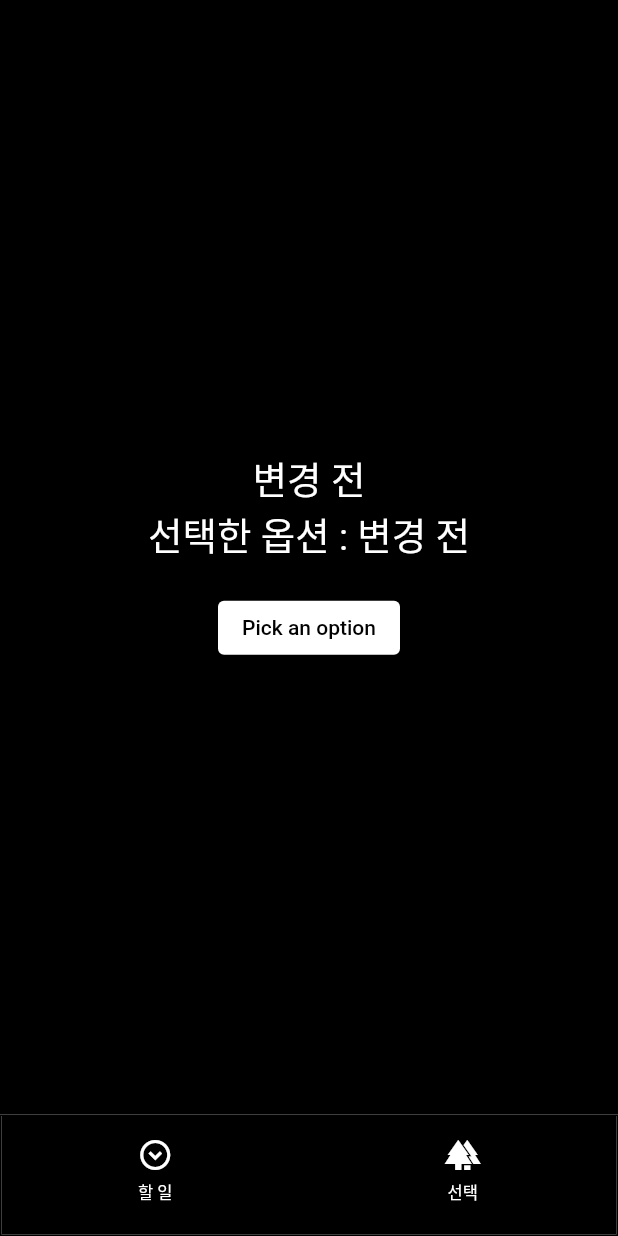
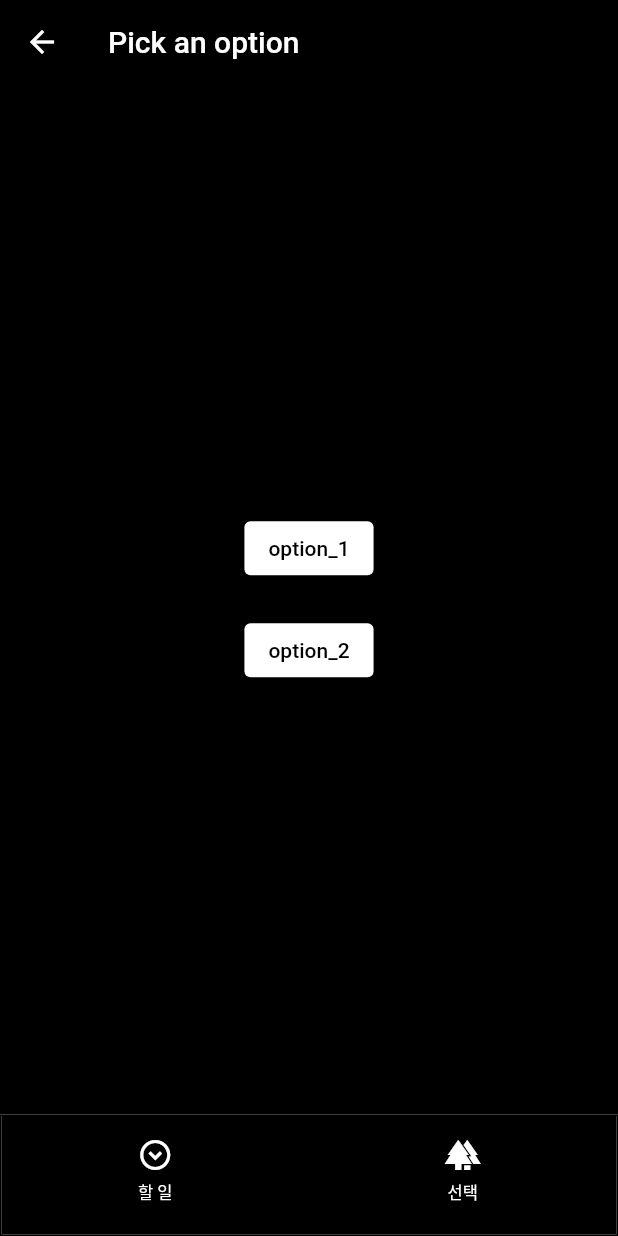
Before and after one commit to Chipmunk-Woori/refactoring_todolist, a Flutter app: the screen it shows after launch, item 2 of the bottom bar chosen, after a tap on "Pick an option", on a phone screen of 412 x 824 dp. Run offline on Flutter 3.47's test engine with Material 2 defaults, Android fonts, the phone set to English and light mode, and no system bars; our stand-ins replace fluttertoast, get.

Commit message:
1차 완성

```diff
--- a/lib/common/bottom_navigation_controller.dart
+++ b/lib/common/bottom_navigation_controller.dart
@@ -1,9 +1,7 @@
 import 'package:flutter/material.dart';
 import 'package:get/get.dart';
-import 'package:refactoring_todolist/common/assets_manager.dart';
 import 'package:refactoring_todolist/section/todolist/views/screen/todolist_screen.dart';
 import 'package:refactoring_todolist/section/selected_option/views/screen/selected_option_screen.dart';
-import 'package:refactoring_todolist/common/assets_manager.dart';
 import 'package:refactoring_todolist/common/style/text_style.dart';
 
 class BottomNavigationController extends GetxController {
@@ -13,8 +11,7 @@ class BottomNavigationController extends GetxController {
 
   List<String> navigationBarTitleList = ['할 일', '선택'];
 
-  late List<GlobalKey<NavigatorState>>
-      navigatorKeyList; //late : 값의 초기화를 뒤로 미루지만, null 사용 방지
+  late List<GlobalKey<NavigatorState>> navigatorKeyList; //late : 값의 초기화를 뒤로 미루지만, null 사용 방지
   //Stateful 위젯의 순서나 개수를 변경할 때 Key가 중요한 역할 함.
   //GlobalKey 사용 목적 2가지
   //1.위젯이 상태를 잃지 않으면서 부모를 바꿀 수 있도록 해줌.
@@ -28,7 +25,8 @@ class BottomNavigationController extends GetxController {
   @override
   void onInit() {
     navigatorKeyList = List.generate(
-        screenWidget.length, (index) => GlobalKey<NavigatorState>());
+      screenWidget.length, (index) => GlobalKey<NavigatorState>()
+    );
 
     bottomWidgetList = [
       defaultItem(
@@ -49,11 +47,11 @@ class BottomNavigationController extends GetxController {
   //페이지
   final List screenWidget = [const TodolistScreen(), const SelectedOptionScreen()];
 
-  BottomNavigationBarItem defaultItem(
-      {required IconData icon,
-      required IconData activeIcon,
-      required String label}) {
-    return BottomNavigationBarItem(
+  BottomNavigationBarItem defaultItem({
+    required IconData icon,
+    required IconData activeIcon,
+    required String label}) {
+      return BottomNavigationBarItem(
         label: label,
         icon: Column(
           children: [
@@ -63,8 +61,7 @@ class BottomNavigationController extends GetxController {
             ),
             Text(
               label,
-              // ignore: prefer_const_constructors
-              style: TextStyle(fontSize: fontSize11, color: Colors.white),
+              style: const TextStyle(fontSize: fontSize11, color: Colors.white),
             )
           ],
         ),
@@ -76,11 +73,11 @@ class BottomNavigationController extends GetxController {
             ),
             Text(
               label,
-              // ignore: prefer_const_constructors
-              style: TextStyle(fontSize: fontSize11, color: Colors.white),
+              style: const TextStyle(fontSize: fontSize11, color: Colors.white),
             )
           ],
-        ));
+        )
+      );
   }
 
   Widget get currenPage => screenWidget[currentIndex.value];
--- a/lib/section/selected_option/get_x/selected_option_logic.dart
+++ b/lib/section/selected_option/get_x/selected_option_logic.dart
@@ -4,7 +4,7 @@ import 'package:refactoring_todolist/section/selected_option/get_x/selected_opti
 class SelectedOptionLogic extends GetxController {
   final SelectedOptionState selectedOptionState = SelectedOptionState();
 
-  void changeOption(String option) {
-    selectedOptionState.selectedOption = selectedOptionState.selectedOption.copyWith(selectedOption: option);
+  void change(int index) {
+    selectedOptionState.changeOption(index);
   }
 }
--- a/lib/section/selected_option/get_x/selected_option_state.dart
+++ b/lib/section/selected_option/get_x/selected_option_state.dart
@@ -3,10 +3,10 @@ import 'package:get/get.dart';
 class SelectedOptionState {
   SelectedOptionState();
 
-  RxString selectedOption = '변경 전'.obs;
+  RxInt selectedOption = 3.obs;
   RxList options = ['option_1','option_2'].obs;
 
-  void changeOption(String option) {
-    selectedOption = option as RxString;
+  void changeOption(int index) {
+    selectedOption(index); //반응형 상태 변수 값 변경
   }
 }
--- /dev/null
+++ b/lib/section/selected_option/views/screen/pick_screen.dart
@@ -0,0 +1,56 @@
+import 'package:flutter/material.dart';
+import 'package:refactoring_todolist/section/selected_option/get_x/selected_option_logic.dart';
+import 'package:get/get.dart';
+
+class PickScreen extends StatelessWidget {
+  const PickScreen({super.key});
+
+  @override
+  Widget build(BuildContext context) {
+    final controller = Get.put(SelectedOptionLogic());
+
+    return Scaffold(
+      appBar: AppBar(
+        title: const Text('Pick an option'),
+        backgroundColor: Colors.black,
+      ),
+
+      body: Container(
+        color: Colors.black,
+        width: double.infinity,
+        height: double.infinity,
+        child: Obx((){
+          return Column(
+            mainAxisAlignment: MainAxisAlignment.center,
+            crossAxisAlignment: CrossAxisAlignment.center,
+            children: [
+              ElevatedButton(
+                style: ElevatedButton.styleFrom(
+                  backgroundColor: Colors.white,
+                ),
+                onPressed: (){
+                  controller.change(0);
+                  Navigator.pop(context);
+                },
+                child: Text('${controller.selectedOptionState.options[0]}', style: const TextStyle(color: Colors.black))
+              ),
+
+              const SizedBox(height: 20,),
+
+              ElevatedButton(
+                style: ElevatedButton.styleFrom(
+                  backgroundColor: Colors.white,
+                ),
+                onPressed: (){
+                  controller.change(1);
+                  Navigator.pop(context);
+                },
+                child: Text('${controller.selectedOptionState.options[1]}', style: const TextStyle(color: Colors.black))
+              )
+            ],
+          );
+        })
+      )
+    );
+  }
+}
--- a/lib/section/selected_option/views/screen/selected_option_screen.dart
+++ b/lib/section/selected_option/views/screen/selected_option_screen.dart
@@ -1,6 +1,7 @@
 import 'package:flutter/material.dart';
 import 'package:refactoring_todolist/section/selected_option/get_x/selected_option_logic.dart';
 import 'package:get/get.dart';
+import 'package:refactoring_todolist/section/selected_option/views/screen/pick_screen.dart';
 
 class SelectedOptionScreen extends StatefulWidget {
   const SelectedOptionScreen({super.key});
@@ -15,23 +16,41 @@ class SelectedOptionScreenState extends State<SelectedOptionScreen> {
     super.initState();
   }
 
-  String option = '';
+  void moveToPickScreen (BuildContext context) async {
+    await Navigator.push(context,
+      MaterialPageRoute(builder: (context) => const PickScreen())
+    );
+  }
+
+  Text showSelectedOption (SelectedOptionLogic controller) {
+    if (controller.selectedOptionState.selectedOption.value < controller.selectedOptionState.options.length ) {
+      return (
+        Text(
+          'Pick : ${controller.selectedOptionState.options[controller.selectedOptionState.selectedOption.value]}',
+          style: const TextStyle(color: Colors.white, fontSize: 25)
+        )
+      );
+    } else {
+      return (
+        const Text('')
+      );
+    }
+  }
 
   @override
   Widget build(BuildContext context) {
+    final controller = Get.put(SelectedOptionLogic());
+
     return Container(
       color: Colors.black,
       width: double.infinity,
       height: double.infinity,
-      child: GetBuilder<SelectedOptionLogic>(
-        init: SelectedOptionLogic(),
-        builder: (SelectedOptionLogic logic) {
+      child: Obx((){
         return Column(
           mainAxisAlignment: MainAxisAlignment.center,
           crossAxisAlignment: CrossAxisAlignment.center,
           children: [
-              Text('${logic.selectedOptionState.selectedOption}', style: const TextStyle(color: Colors.white, fontSize: 25)),
-              Text('선택한 옵션 : ${logic.selectedOptionState.selectedOption}', style: const TextStyle(color: Colors.white, fontSize: 25)),
+            showSelectedOption(controller),
 
             const SizedBox(height: 20),
 
@@ -40,14 +59,16 @@ class SelectedOptionScreenState extends State<SelectedOptionScreen> {
                 backgroundColor: Colors.white,
               ),
               onPressed: (){
-                  logic.selectedOptionState.changeOption('test');
+                moveToPickScreen(context);
               },
-                child: const Text('Pick an option', style: TextStyle(color: Colors.black))
+              child: const Text(
+                'Pick an option',
+                style: TextStyle(color: Colors.black)
+              )
             )
           ],
         );
-        }
-      ),
+      })
     );
   }
 }
--- a/lib/section/todolist/views/screen/todolist_screen.dart
+++ b/lib/section/todolist/views/screen/todolist_screen.dart
@@ -14,7 +14,6 @@ class TodolistScreen extends StatefulWidget {
 class TodolistScreenState extends State<TodolistScreen> {
   @override
   void initState() {
-    //위젯이 생성될 때 처음으로 호출되는 메서드(오직 한 번만 호출)
     super.initState();
   }
 
@@ -22,38 +21,37 @@ class TodolistScreenState extends State<TodolistScreen> {
   String inputTask = '';
 
 
+
   @override
   Widget build(BuildContext context) {
+    final controller = Get.put(TodolistLogic());
+
     return Scaffold(
       appBar: AppBar(
         backgroundColor: Colors.black,
       ),
-      body: GetBuilder<TodolistLogic>(
-          init: TodolistLogic(),
-          builder: (TodolistLogic logic) {
-            return SafeArea(
-              child: (Container(
+
+      body: SafeArea(
+        child: Container(
           color: Colors.black,
           width: double.infinity,
           height: double.infinity,
-                padding:
-                    const EdgeInsets.symmetric(horizontal: 15, vertical: 15),
+          padding: const EdgeInsets.symmetric(horizontal: 15, vertical: 15),
           child: SingleChildScrollView(
             child: Column(children: [
               Container(
-                      //2 (todolist 박스)
                 padding: const EdgeInsets.only(bottom: 0, top: 0),
                 decoration: BoxDecoration(
                   color: const Color.fromARGB(251, 251, 251, 251),
                   borderRadius: BorderRadius.circular(15),
                 ),
 
-                      child: Obx(() {
+                child: Obx((){
                   return (ListView.builder(
                     padding: const EdgeInsets.only(bottom: 0),
                     shrinkWrap: true,
                     physics: const NeverScrollableScrollPhysics(),
-                          itemCount: logic.todolistState.todolists.length,
+                    itemCount: controller.todolistState.todolists.length,
                     itemBuilder: (BuildContext context, int index) {
                       return Container(
                         decoration: BoxDecoration(
@@ -72,31 +70,29 @@ class TodolistScreenState extends State<TodolistScreen> {
                                 child: Container(
                                   height: 24,
                                   width: 24,
-                                          margin:
-                                              const EdgeInsets.only(right: 20),
+                                  margin: const EdgeInsets.only(right: 20),
                                   child: Checkbox(
-                                            value: logic.todolistState.todolists[index].done,
+                                    value: controller.todolistState.todolists[index].done,
                                     onChanged: (value) {
-                                              logic.changeDone(index, value);
+                                      controller.changeDone(index, value);
                                     },
-                                            checkColor: const Color.fromARGB(
-                                                251, 251, 251, 251),
+                                    checkColor: const Color.fromARGB(251, 251, 251, 251),
                                     activeColor: Colors.black,
-                                            shape: RoundedRectangleBorder(
-                                                borderRadius:
-                                                    BorderRadius.circular(5)),
-                                          )),
+                                    shape: RoundedRectangleBorder(borderRadius: BorderRadius.circular(5)),
+                                  )
                                 ),
                               ),
+                            ),
+
                             Flexible(
                               flex: 6,
                               fit: FlexFit.tight,
                               child: Text(
-                                      logic.todolistState.todolists[index].task,
-                                      style: const TextStyle(
-                                          color: Colors.black, fontSize: 15),
+                                controller.todolistState.todolists[index].task,
+                                style: const TextStyle(color: Colors.black, fontSize: 15),
                               ),
                             ),
+
                             Flexible(
                               flex: 1,
                               fit: FlexFit.tight,
@@ -109,7 +105,7 @@ class TodolistScreenState extends State<TodolistScreen> {
                                   color: Colors.black,
                                   iconSize: 15.0,
                                   onPressed: () {
-                                          logic.removeTask(index);
+                                    controller.removeTask(index);
                                   },
                                 ),
                               ),
@@ -153,7 +149,7 @@ class TodolistScreenState extends State<TodolistScreen> {
                                 child: const Text('추가'),
                                 onPressed: (){
                                   if (inputData.text != '') {
-                                          logic.addTodoList(inputTask);
+                                    controller.addTodoList(inputTask);
                                     Navigator.pop(dialogContext);
                                     setState(() {
                                       inputTask = '';
@@ -181,9 +177,8 @@ class TodolistScreenState extends State<TodolistScreen> {
               )
             ]),
           ),
-              )),
-            );
-          }),
+        )
+      )
     );
   }
 }
```
Also changed, not shown: lib/common/assets_manager.dart (deleted, +0 -21 lines), lib/section/selected_option/model/selected_option.dart (+3 -4 lines). Lines whose indentation alone changed are shown as unchanged.
